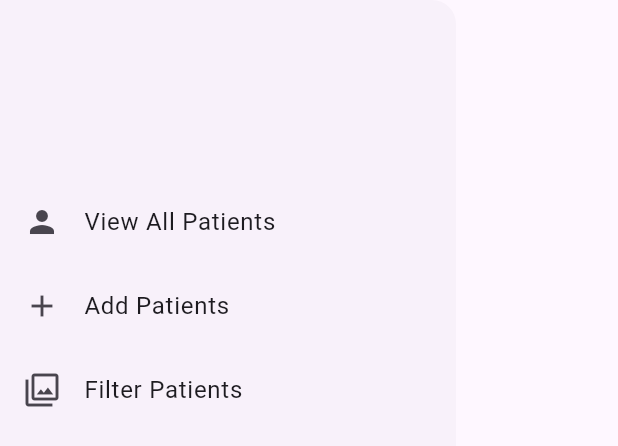
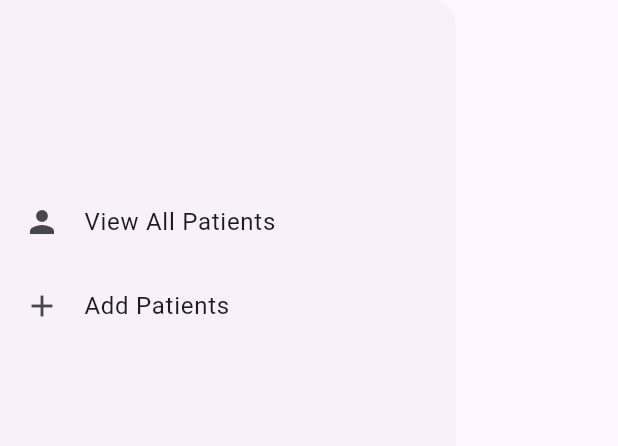
Before and after one commit to Minionb/Health-Minder, a Flutter app: the MainDrawer widget shown alone on an empty page, opened directly, on a phone screen of 412 x 824 dp. Shown: the top 446 px of the screen. Run offline on Flutter 3.47's test engine with Material 3 defaults, Android fonts, the phone set to English and light mode, and no system bars; network calls fail.

Commit message:
Delete unused code

```diff
--- a/lib/MainDrawer.dart
+++ b/lib/MainDrawer.dart
@@ -31,13 +31,6 @@ class MainDrawer extends StatelessWidget {
               Navigator.of(context).pushReplacementNamed('/AddPatient');
             },
           ),
-          ListTile(
-            leading: const Icon(Icons.filter),
-            title: const Text('Filter Patients'),
-            onTap: () {
-              //Navigator.of(context).pushReplacementNamed('/favorit-screen');
-            },
-          ),
         ],
       ),
     );
--- a/lib/PatientProvider.dart
+++ b/lib/PatientProvider.dart
@@ -4,7 +4,7 @@ import 'package:http/http.dart' as http;
 import 'package:intl/intl.dart';
 import 'package:provider/provider.dart';
 
-class Patient {
+class Patient extends ChangeNotifier {
   final String id;
   final String firstName;
   final String lastName;
```
Also changed, not shown: lib/main.dart (+0 -9 lines).
